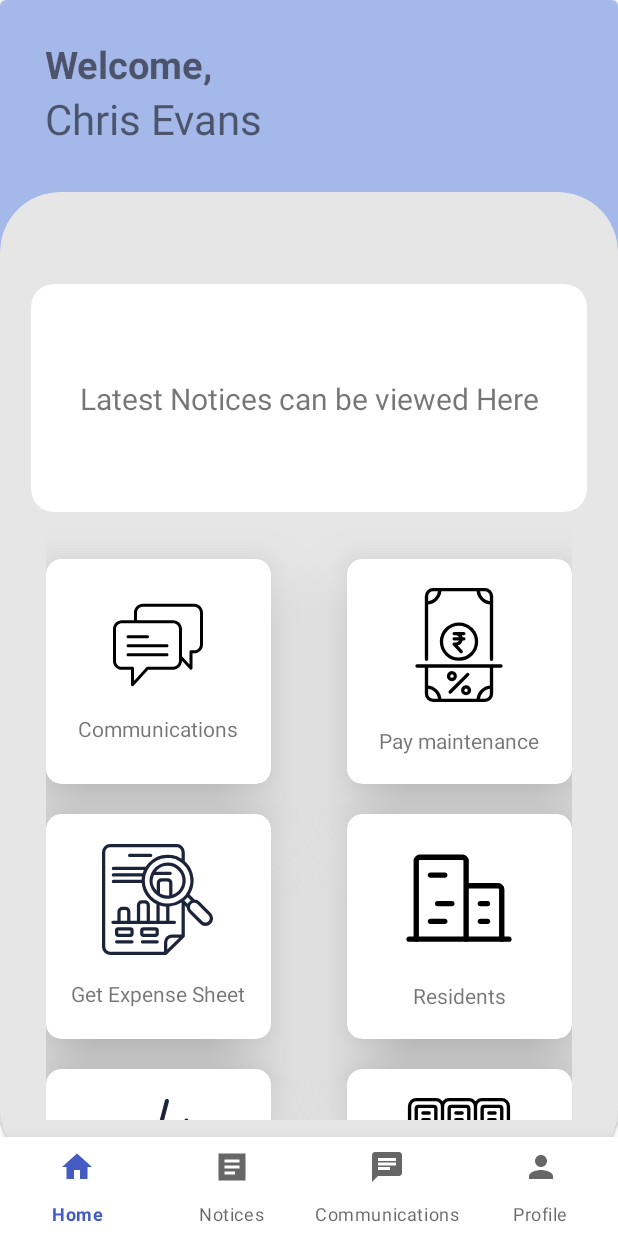
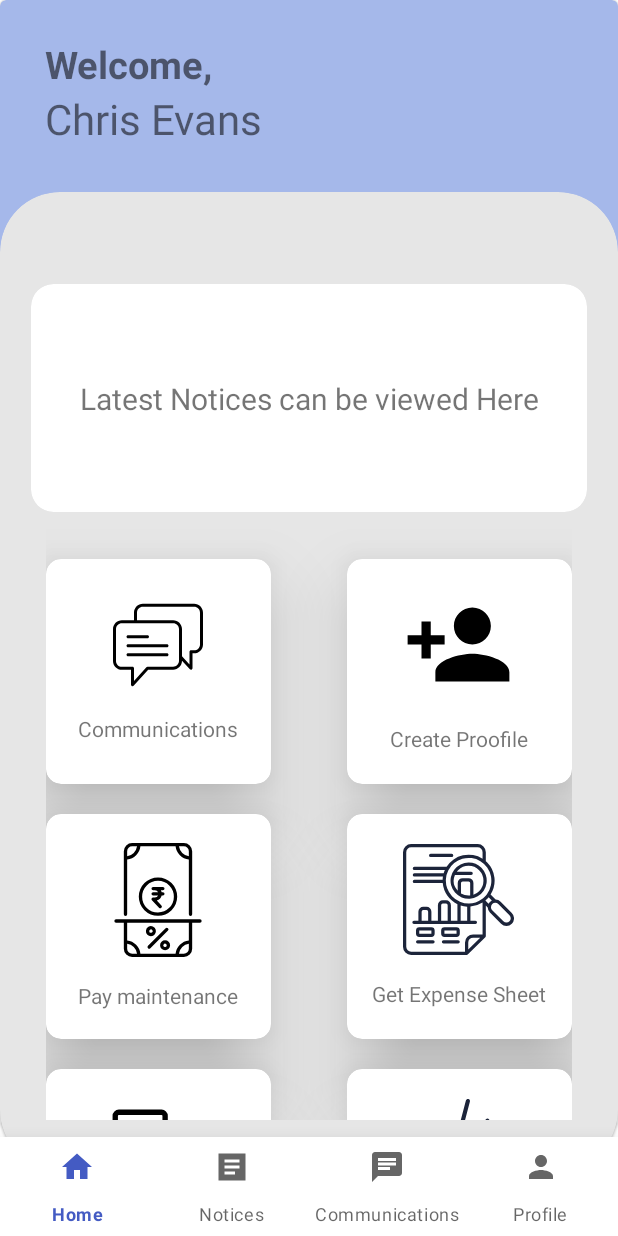
Before and after one commit to Impact-coder/SocietyManagementApplication, an Android app: the dashBoardFragment screen opened directly, with no data from a screen before it, on a phone screen of 412 x 824 dp. Run offline under Robolectric (Android 15) with nearby library versions, the phone set to English and light mode, and no system bars; our stand-ins replace Firebase (no records; nobody signed in at launch, a user with empty details on screens opened directly), navigation-ui; 1 statement that could not run was skipped.

Commit message:
commit 9.1

```diff
--- a/app/src/main/java/com/dhairya/societymanagementapplication/dashboardActivity/dashBoard/dashBoardFragment.kt
+++ b/app/src/main/java/com/dhairya/societymanagementapplication/dashboardActivity/dashBoard/dashBoardFragment.kt
@@ -65,6 +65,8 @@ class dashBoardFragment : Fragment(R.layout.fragment_dash_board) {
 
 
 
+
+
         }
 
 
--- a/app/src/main/res/layout/fragment_dash_board.xml
+++ b/app/src/main/res/layout/fragment_dash_board.xml
@@ -142,10 +142,30 @@
                     </androidx.cardview.widget.CardView>
 
                     <androidx.cardview.widget.CardView
+                        android:id="@+id/cv_createProfile"
+                        android:layout_width="150dp"
+                        android:layout_height="150sp"
+                        android:layout_gravity="right|top"
+                        android:layout_marginTop="20sp"
+                        android:backgroundTint="#fff"
+                        app:cardCornerRadius="10dp"
+                        app:cardElevation="30dp">
+
+                        <TextView
+                            android:id="@+id/btn_create_profile"
+                            android:layout_width="wrap_content"
+                            android:layout_height="wrap_content"
+                            android:layout_gravity="center"
+                            android:drawableTop="@drawable/ic_baseline_person_add_24"
+                            android:text="\nCreate Proofile" />
+
+                    </androidx.cardview.widget.CardView>
+
+                    <androidx.cardview.widget.CardView
                         android:id="@+id/two"
                         android:layout_width="150dp"
                         android:layout_height="150sp"
-                        android:layout_gravity="right|top"
+                        android:layout_gravity="left|top"
                         android:layout_marginTop="20sp"
                         android:backgroundTint="#fff"
                         app:cardCornerRadius="10dp"
@@ -165,7 +185,7 @@
                         android:id="@+id/three"
                         android:layout_width="150dp"
                         android:layout_height="150sp"
-                        android:layout_gravity="left|top"
+                        android:layout_gravity="right|top"
                         android:layout_marginTop="20sp"
                         android:backgroundTint="#fff"
                         app:cardCornerRadius="10dp"
--- a/app/src/main/res/layout/fragment_resident_list.xml
+++ b/app/src/main/res/layout/fragment_resident_list.xml
@@ -7,8 +7,8 @@
     tools:context=".dashboardActivity.residentList.residentListFragment"
     android:background="#c3ceef">
 
-    <ListView
-        android:id="@+id/resident_list"
+    <androidx.recyclerview.widget.RecyclerView
+        android:id="@+id/resident_recycleView"
         android:layout_width="match_parent"
         android:layout_height="match_parent"
         android:layout_marginTop="30dp"
@@ -20,6 +20,6 @@
         app:layout_constraintStart_toStartOf="parent"
         >
 
-    </ListView>
+    </androidx.recyclerview.widget.RecyclerView>
 
 </androidx.constraintlayout.widget.ConstraintLayout>
```
Also changed, not shown: app/src/main/java/com/dhairya/societymanagementapplication/authActivity/authfragments/ui/login/loginFragment.kt (+11 -0 lines), app/src/main/java/com/dhairya/societymanagementapplication/authActivity/authfragments/ui/login/loginViewModel.kt (+7 -5 lines), app/src/main/java/com/dhairya/societymanagementapplication/dashboardActivity/adapter/residantAdapter.kt (added, +53 -0 lines), app/src/main/java/com/dhairya/societymanagementapplication/dashboardActivity/residentList/residentListFragment.kt (+57 -41 lines), app/src/main/java/com/dhairya/societymanagementapplication/dashboardActivity/residentList/residentListViewModel.kt (+23 -1 lines), app/src/main/res/layout/resident_list_item.xml (+4 -4 lines).
